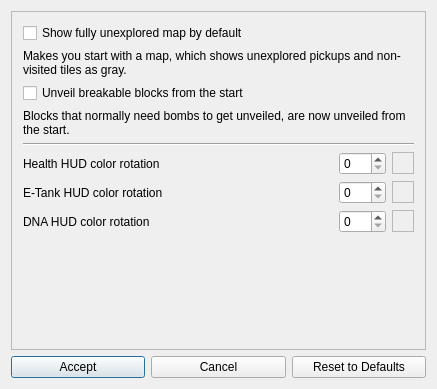
Qt form randovania/gui/ui_files/am2r_cosmetic_patches_dialog.ui (randovania/randovania) before a commit.
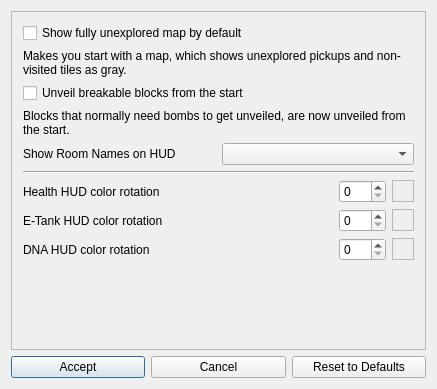
The same form after that commit.

Commit message: AM2R: Add option for room names on hud

What changed in the file:
```diff
--- a/randovania/gui/ui_files/am2r_cosmetic_patches_dialog.ui
+++ b/randovania/gui/ui_files/am2r_cosmetic_patches_dialog.ui
@@ -45,8 +45,8 @@
        <rect>
         <x>0</x>
         <y>0</y>
-        <width>421</width>
-        <height>333</height>
+        <width>400</width>
+        <height>361</height>
        </rect>
       </property>
       <layout class="QVBoxLayout" name="verticalLayout">
@@ -84,6 +84,20 @@
          </property>
         </widget>
        </item>
+       <item>
+        <layout class="QHBoxLayout" name="room_name_layout">
+         <item>
+          <widget class="QLabel" name="room_name_label">
+           <property name="text">
+            <string>Show Room Names on HUD</string>
+           </property>
+          </widget>
+         </item>
+         <item>
+          <widget class="QComboBox" name="room_name_dropdown"/>
+         </item>
+        </layout>
+       </item>
        <item>
         <widget class="Line" name="line">
          <property name="orientation">
```
The commit also changes 5 other files.
